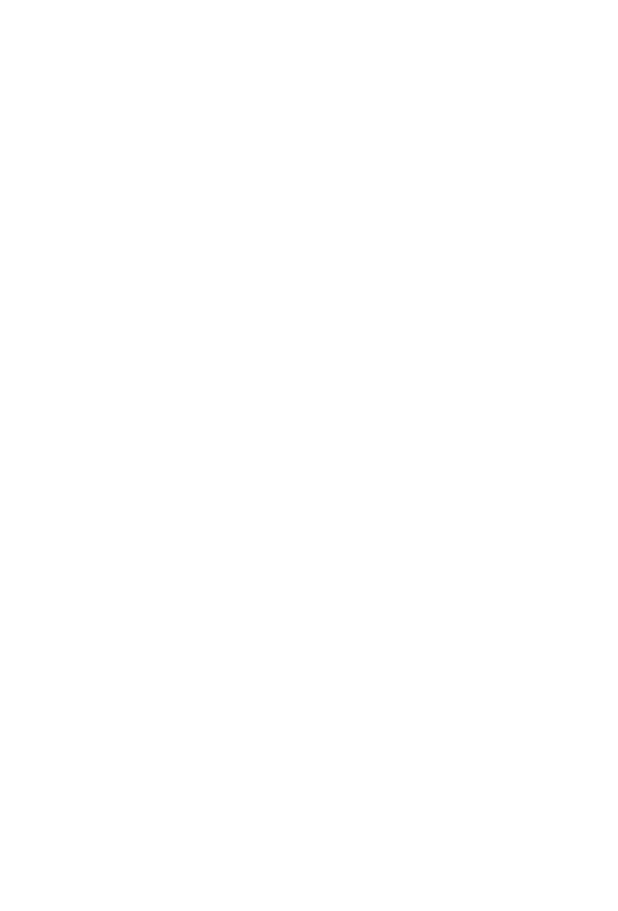
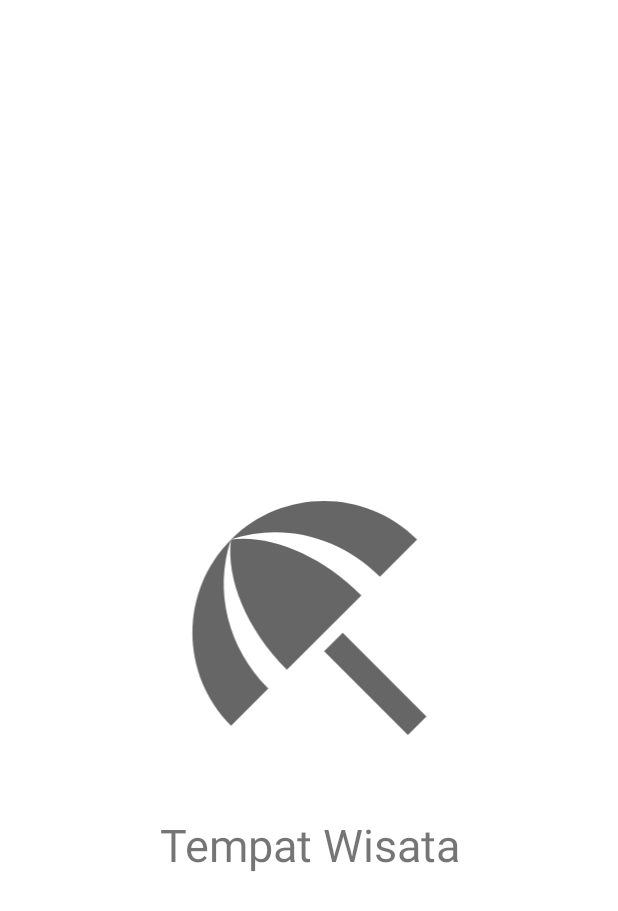
Before and after one commit to raflyfahrezi/Tugas-UAS-Genap-2021-AKB-IF-9-10118377, an Android app: the SplashActivity screen opened directly, with no data from a screen before it, on a phone screen of 412 x 824 dp. Before the commit the part shown is empty. Shown: the top 911 px of the screen. Run offline under Robolectric (Android 15) with nearby library versions, the phone set to English and light mode, and no system bars.

Commit message:
layouting splash screen

```diff
--- a/app/src/main/res/layout/activity_splash.xml
+++ b/app/src/main/res/layout/activity_splash.xml
@@ -6,4 +6,25 @@
     android:layout_height="match_parent"
     tools:context=".SplashActivity">
 
+    <ImageView
+        android:id="@+id/splashIcons"
+        android:layout_width="247dp"
+        android:layout_height="208dp"
+        android:src="@drawable/ic_baseline_beach_access_24"
+        app:layout_constraintBottom_toBottomOf="parent"
+        app:layout_constraintLeft_toLeftOf="parent"
+        app:layout_constraintRight_toRightOf="parent"
+        app:layout_constraintTop_toTopOf="parent" />
+
+    <TextView
+        android:layout_width="match_parent"
+        android:layout_height="wrap_content"
+        android:text="Tempat Wisata"
+        app:layout_constraintBottom_toBottomOf="parent"
+        app:layout_constraintTop_toBottomOf="@id/splashIcons"
+        app:layout_constraintVertical_bias="0.099"
+        android:textAlignment="center"
+        android:textSize="30sp"
+        tools:layout_editor_absoluteX="0dp" />
+
 </androidx.constraintlayout.widget.ConstraintLayout>
```
